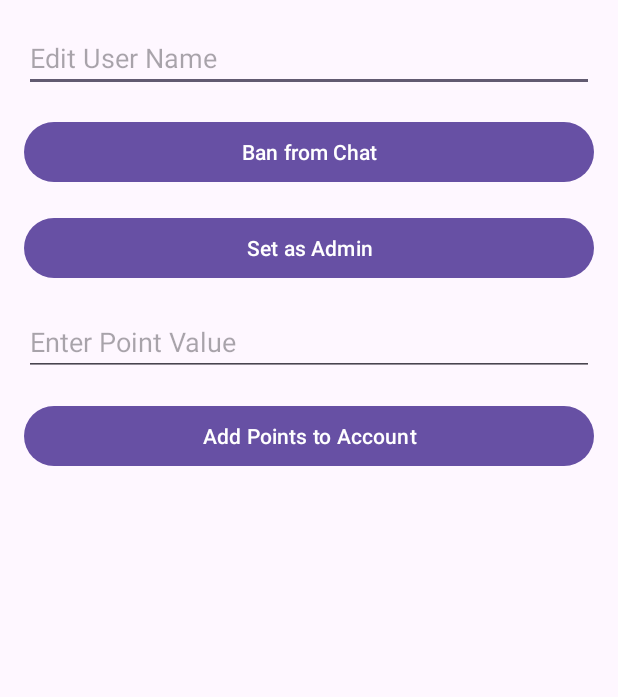
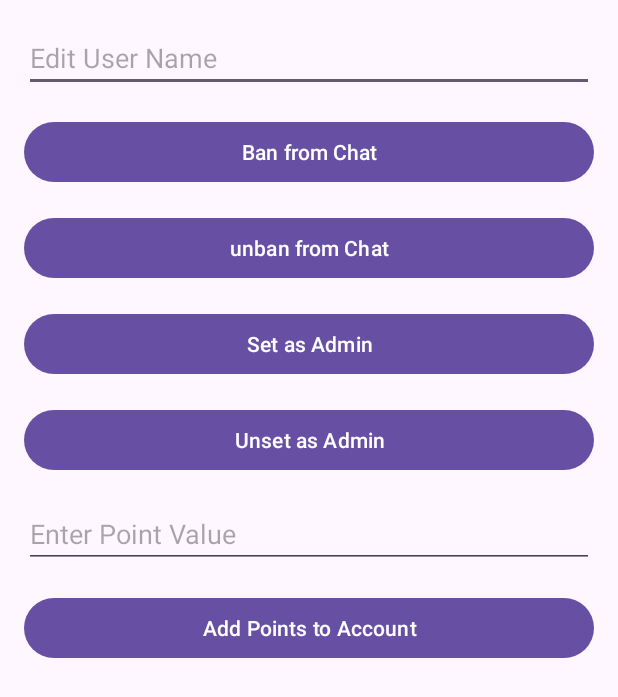
Before and after one commit to dorawyy/cpen321-w23-team-ace, an Android app: the AdminPanel screen opened directly, with no data from a screen before it, on a phone screen of 412 x 824 dp. Shown: the top 697 px of the screen. Run offline under Robolectric (Android 15) with nearby library versions, the phone set to English and light mode, and no system bars; libraries missing offline, so code that uses them is left out: io.socket.client, io.socket.emitter; 6 statements that could not run were skipped.

Commit message:
Added Unset Admin Status button and Unban user from chat button in admin panel. Fixed some bug regarding to daily redemption points

```diff
--- a/frontend/AndroidCasinoUser/app/src/main/java/com/davidzhang/androidcasinouser/AdminPanel.java
+++ b/frontend/AndroidCasinoUser/app/src/main/java/com/davidzhang/androidcasinouser/AdminPanel.java
@@ -24,7 +24,7 @@ import io.socket.emitter.Emitter;
 public class AdminPanel extends AppCompatActivity {
 
     private EditText editUserNameEditText, pointValueEditText;
-    private Button banFromChatButton, setAsAdminButton, addPointsButton;
+    private Button banFromChatButton, setAsAdminButton, addPointsButton, unbanFromChatButton, unsetAsAdminButton;
 
     private String TAG = "AdminPanel";
     private Socket mSocket;
@@ -53,6 +53,8 @@ public class AdminPanel extends AppCompatActivity {
         banFromChatButton = findViewById(R.id.banFromChatButton);
         setAsAdminButton = findViewById(R.id.setAsAdminButton);
         addPointsButton = findViewById(R.id.addPointsButton);
+        unbanFromChatButton = findViewById(R.id.unbanFromChatButton);
+        unsetAsAdminButton = findViewById(R.id.unsetAsAdminButton);
 
         // ChatGPT usage: No
         banFromChatButton.setOnClickListener(new View.OnClickListener() {
@@ -67,6 +69,22 @@ public class AdminPanel extends AppCompatActivity {
             @Override
             public void onClick(View v) {
                 mSocket.emit("updateAdminStatus", editUserNameEditText.getText().toString(), true);
+            }
+        });
+
+        // ChatGPT usage: No
+        unbanFromChatButton.setOnClickListener(new View.OnClickListener() {
+            @Override
+            public void onClick(View v) {
+                mSocket.emit("updateChatBanned", editUserNameEditText.getText().toString(), false);
+            }
+        });
+
+        // ChatGPT usage: No
+        unsetAsAdminButton.setOnClickListener(new View.OnClickListener() {
+            @Override
+            public void onClick(View v) {
+                mSocket.emit("updateAdminStatus", editUserNameEditText.getText().toString(), false);
             }
         });
 
--- a/frontend/AndroidCasinoUser/app/src/main/java/com/davidzhang/androidcasinouser/CreateAccount.java
+++ b/frontend/AndroidCasinoUser/app/src/main/java/com/davidzhang/androidcasinouser/CreateAccount.java
@@ -51,7 +51,7 @@ public class CreateAccount extends AppCompatActivity {
                         accountData.put("balance", 100);
                         accountData.put("isAdmin", false);
                         accountData.put("isChatBanned", false);
-                        accountData.put("lastRedemptionDate",  DateHandler.dateToString(new Date()));
+                        accountData.put("lastRedemptionDate",  DateHandler.dateToString(DateHandler.yesterday()));
 
                         mSocket.emit("createAccount", accountData);
 
--- a/frontend/AndroidCasinoUser/app/src/main/res/layout/activity_admin_panel.xml
+++ b/frontend/AndroidCasinoUser/app/src/main/res/layout/activity_admin_panel.xml
@@ -23,12 +23,25 @@
             android:layout_height="wrap_content"
             android:text="Ban from Chat"
             android:layout_marginBottom="16dp"/>
+        <Button
+            android:id="@+id/unbanFromChatButton"
+            android:layout_width="match_parent"
+            android:layout_height="wrap_content"
+            android:text="unban from Chat"
+            android:layout_marginBottom="16dp"/>
 
         <Button
             android:id="@+id/setAsAdminButton"
             android:layout_width="match_parent"
             android:layout_height="wrap_content"
             android:text="Set as Admin"
+            android:layout_marginBottom="16dp"/>
+
+        <Button
+            android:id="@+id/unsetAsAdminButton"
+            android:layout_width="match_parent"
+            android:layout_height="wrap_content"
+            android:text="Unset as Admin"
             android:layout_marginBottom="16dp"/>
 
         <EditText
```
Also changed, not shown: frontend/AndroidCasinoUser/app/src/main/java/com/davidzhang/androidcasinouser/DateHandler.java (+9 -0 lines).
